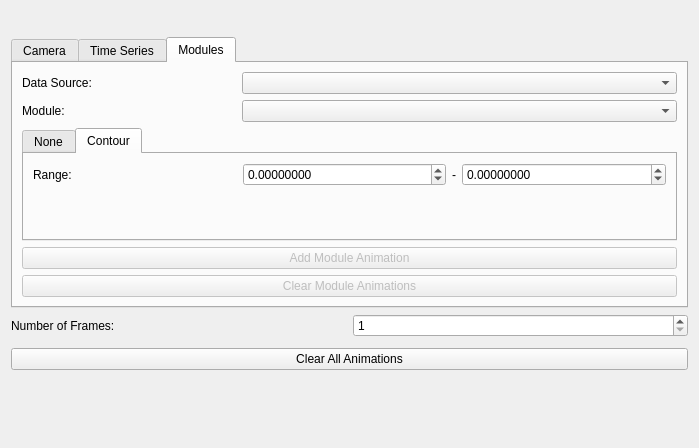
Old version of the form tomviz/AnimationHelperDialog.ui in the repository OpenChemistry/tomviz.
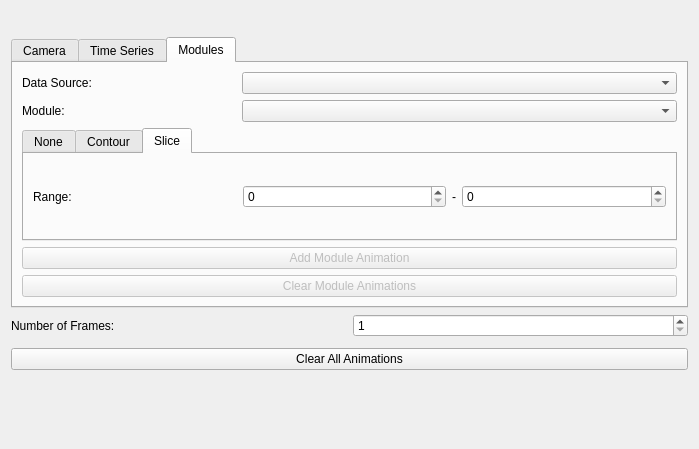
New version of the form. The open tabs and pages were chosen to show the change. Custom widgets are drawn as their Qt base class.

Commit message:
Add slice module to animation helper
This currently only works for orthogonal slices, however.

If we want this to work with non-orthogonal slices, we can perhaps
allow a decimal number range between 0 - 1, for instance, and
add some logic somewhere to iterate over computed positions.

What changed in the file:
```diff
--- a/tomviz/AnimationHelperDialog.ui
+++ b/tomviz/AnimationHelperDialog.ui
@@ -7,7 +7,7 @@
     <x>0</x>
     <y>0</y>
     <width>699</width>
-    <height>448</height>
+    <height>449</height>
    </rect>
   </property>
   <property name="windowTitle">
@@ -179,7 +179,7 @@
        <item row="3" column="1" colspan="3">
         <widget class="QTabWidget" name="modulesTabWidget">
          <property name="currentIndex">
-          <number>1</number>
+          <number>2</number>
          </property>
          <widget class="QWidget" name="None">
           <attribute name="title">
@@ -264,6 +264,53 @@
            </item>
           </layout>
          </widget>
+         <widget class="QWidget" name="Slice">
+          <attribute name="title">
+           <string>Slice</string>
+          </attribute>
+          <layout class="QGridLayout" name="gridLayout_6">
+           <item row="0" column="0">
+            <widget class="QLabel" name="sliceRangeLabel">
+             <property name="text">
+              <string>Range:</string>
+             </property>
+            </widget>
+           </item>
+           <item row="0" column="1">
+            <widget class="QDoubleSpinBox" name="sliceStart">
+             <property name="decimals">
+              <number>0</number>
+             </property>
+             <property name="maximum">
+              <double>100000.000000000000000</double>
+             </property>
+            </widget>
+           </item>
+           <item row="0" column="3">
+            <widget class="QDoubleSpinBox" name="sliceStop">
+             <property name="decimals">
+              <number>0</number>
+             </property>
+             <property name="maximum">
+              <double>100000.000000000000000</double>
+             </property>
+            </widget>
+           </item>
+           <item row="0" column="2">
+            <widget class="QLabel" name="sliceRangeHyphen">
+             <property name="sizePolicy">
+              <sizepolicy hsizetype="Fixed" vsizetype="Preferred">
+               <horstretch>0</horstretch>
+               <verstretch>0</verstretch>
+              </sizepolicy>
+             </property>
+             <property name="text">
+              <string>-</string>
+             </property>
+            </widget>
+           </item>
+          </layout>
+         </widget>
         </widget>
        </item>
        <item row="1" column="1">
```
Left out of the diff: 2 changed lines with no effect on the pictures. The commit also changes 5 other files.
